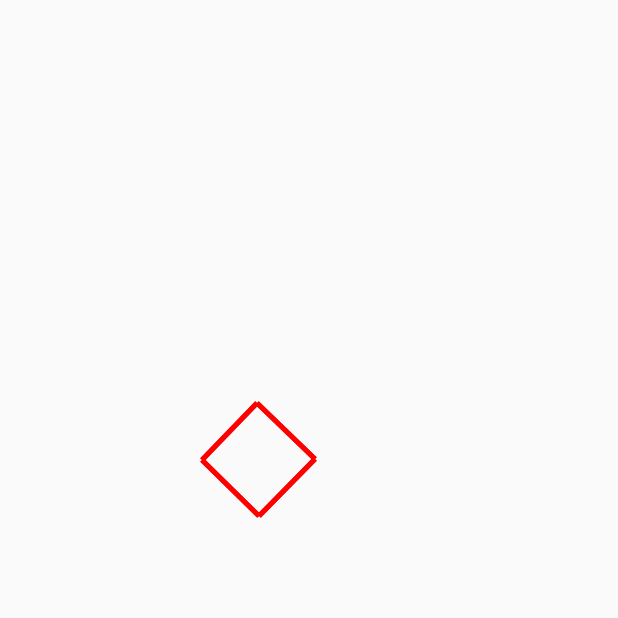
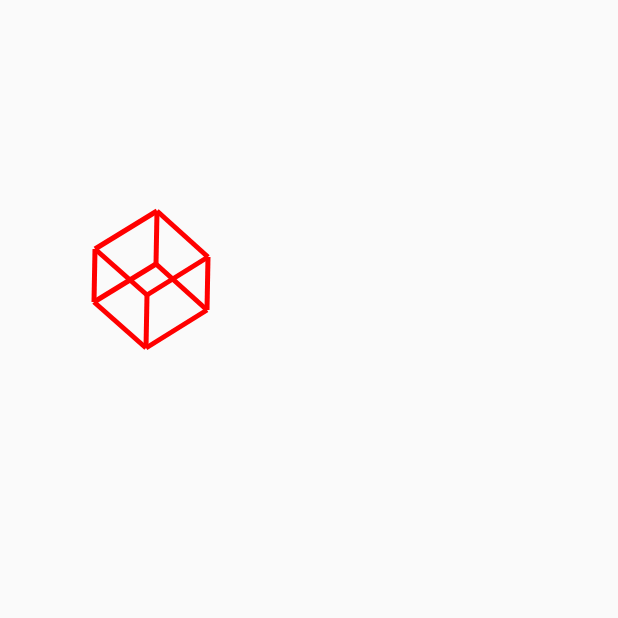
Before and after one commit to dinalivia/AndroidGraphics3D, an Android app: the screen it shows after launch (MainActivity), on a phone screen of 412 x 824 dp, the top half of it. Run offline under Robolectric (Android 15) with nearby library versions, the phone set to English and light mode, and no system bars.

```diff
--- a/app/src/main/java/com/bennyplo/android_mooc_graphics_3d/MyView.java
+++ b/app/src/main/java/com/bennyplo/android_mooc_graphics_3d/MyView.java
@@ -32,11 +32,22 @@ public class MyView extends View {
         cube_vertices[5] = new Coordinate(1, -1, 1, 1);
         cube_vertices[6] = new Coordinate(1, 1, -1, 1);
         cube_vertices[7] = new Coordinate(1, 1, 1, 1);
-        draw_cube_vertices=translate(cube_vertices,10,10,10);
+        draw_cube_vertices=translate(cube_vertices,13,13,13);
         draw_cube_vertices=scale(draw_cube_vertices,40,40,40);
 
+
         // ---- 3D Affine Transformation - Assignment part 1 ---- //
+
         Coordinate centre = FindCentre(cube_vertices);
+
+        draw_cube_vertices = translate(draw_cube_vertices,-centre.x,-centre.y,-centre.z);
+        draw_cube_vertices = rotate_x(draw_cube_vertices,  30);
+        draw_cube_vertices = rotate_y(draw_cube_vertices, -30);
+        draw_cube_vertices = translate(draw_cube_vertices,centre.x,centre.y,centre.z);
+
+        draw_cube_vertices=translate(draw_cube_vertices,30,30,0);
+
+//        draw_cube_vertices=translate(draw_cube_vertices,50,300,10);
 
         thisview.invalidate();//update the view
 
@@ -46,7 +57,7 @@ public class MyView extends View {
             float position_x = 0f;
             boolean dir = true;
 
-            double rotation_z = 0;
+            double rotation_z = 0, rotation_x = 0;
             Coordinate centre = FindCentre(draw_cube_vertices);
 
             @Override
@@ -74,22 +85,26 @@ public class MyView extends View {
 //                }
 
                 // --------- ROTATION ANIMATION --------------- /
-                 if (rotation_z < 180) {
+
+//                if (rotation_x >= 360) {
+//                     rotation_x = rotation_x - 360;
+//                }
+                if (rotation_z >= 360) {
+                    rotation_z = rotation_z - 360;
+                }
+
                      draw_cube_vertices = translate(draw_cube_vertices,-centre.x,-centre.y,-centre.z);
                      draw_cube_vertices = rotate_z(draw_cube_vertices, rotation_z);
                      draw_cube_vertices = translate(draw_cube_vertices,centre.x,centre.y,centre.z);
 
-                     draw_cube_vertices = translate(draw_cube_vertices,60,60,0);
+                     draw_cube_vertices = translate(draw_cube_vertices,30,30,0);
 
                      rotation_z = 180*(Math.atan2(centre.y, centre.x))/Math.PI + 1;
-                 } else {
-                     rotation_z = 0;
-                 }
 
                 thisview.invalidate(); // update the view
             }
         };
-        timer.scheduleAtFixedRate(task, 100, 60);
+        timer.scheduleAtFixedRate(task, 100, 90);
 
     }
 
@@ -214,4 +229,6 @@ public class MyView extends View {
         return Transformation(vertices, matrix);
     }
 
+    private quartenion
+
 }
```
